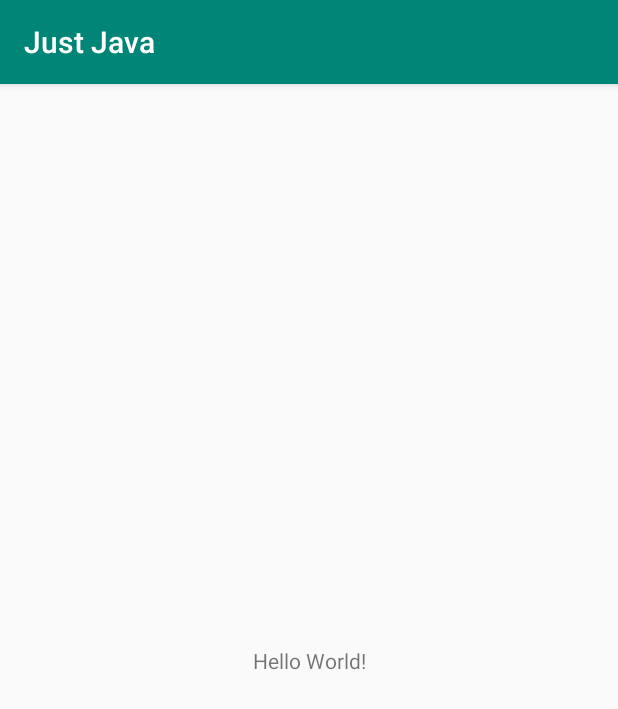
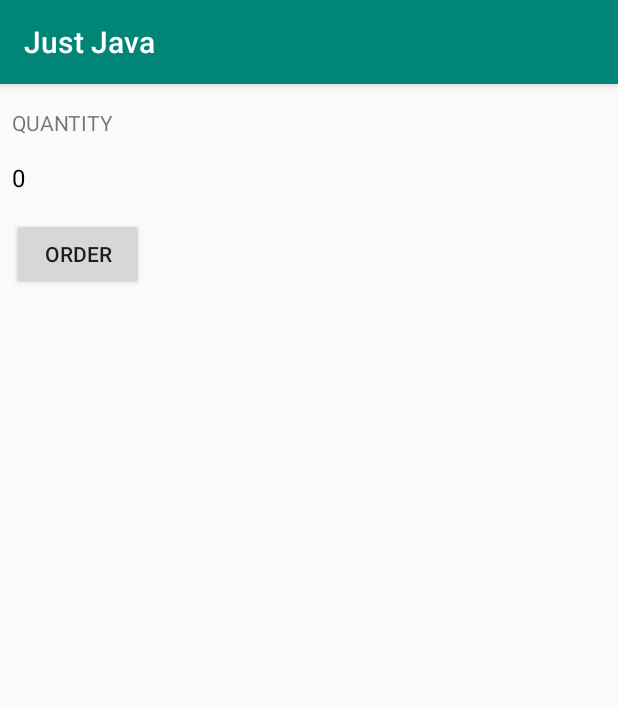
Before and after one commit to foobar167/android, an Android app: the screen it shows after launch (MainActivity), on a phone screen of 412 x 824 dp. Shown: the top 709 px of the screen. Run offline under Robolectric (Android 15) with nearby library versions, the phone set to English and light mode, and no system bars.

Commit message:
Software update

```diff
--- a/02.basics_-_user_input/app/build.gradle
+++ b/02.basics_-_user_input/app/build.gradle
@@ -24,6 +24,6 @@ dependencies {
     implementation 'androidx.appcompat:appcompat:1.1.0'
     implementation 'androidx.constraintlayout:constraintlayout:1.1.3'
     testImplementation 'junit:junit:4.12'
-    androidTestImplementation 'androidx.test:runner:1.2.0'
+    androidTestImplementation 'androidx.test.ext:junit:1.1.0'
     androidTestImplementation 'androidx.test.espresso:espresso-core:3.2.0'
 }
--- a/02.basics_-_user_input/app/src/main/java/com/example/justjava/MainActivity.java
+++ b/02.basics_-_user_input/app/src/main/java/com/example/justjava/MainActivity.java
@@ -1,7 +1,6 @@
 package com.example.justjava;
 
 import androidx.appcompat.app.AppCompatActivity;
-
 import android.os.Bundle;
 
 public class MainActivity extends AppCompatActivity {
--- a/02.basics_-_user_input/app/src/main/res/layout/activity_main.xml
+++ b/02.basics_-_user_input/app/src/main/res/layout/activity_main.xml
@@ -7,12 +7,43 @@
     tools:context=".MainActivity">
 
     <TextView
+        android:id="@+id/text_quantity"
         android:layout_width="wrap_content"
         android:layout_height="wrap_content"
-        android:text="Hello World!"
-        app:layout_constraintBottom_toBottomOf="parent"
+        android:layout_marginStart="8dp"
+        android:layout_marginLeft="8dp"
+        android:layout_marginTop="16dp"
+        android:layout_marginBottom="16dp"
+        android:text="@string/quantity"
+        android:textAllCaps="true"
+        app:layout_constraintBottom_toTopOf="@+id/text_number"
         app:layout_constraintLeft_toLeftOf="parent"
-        app:layout_constraintRight_toRightOf="parent"
         app:layout_constraintTop_toTopOf="parent" />
 
+    <TextView
+        android:id="@+id/text_number"
+        android:layout_width="wrap_content"
+        android:layout_height="wrap_content"
+        android:layout_marginStart="8dp"
+        android:layout_marginLeft="8dp"
+        android:text="@string/number"
+        android:textAllCaps="true"
+        android:textColor="@android:color/black"
+        android:textSize="16sp"
+        app:layout_constraintBottom_toTopOf="@+id/order_button"
+        app:layout_constraintLeft_toLeftOf="parent"
+        app:layout_constraintTop_toBottomOf="@id/text_quantity" />
+
+    <Button
+        android:id="@+id/order_button"
+        android:layout_width="wrap_content"
+        android:layout_height="wrap_content"
+        android:layout_marginStart="8dp"
+        android:layout_marginLeft="8dp"
+        android:layout_marginTop="16dp"
+        android:text="@string/order"
+        android:textAllCaps="true"
+        app:layout_constraintLeft_toLeftOf="parent"
+        app:layout_constraintTop_toBottomOf="@id/text_number" />
+
 </androidx.constraintlayout.widget.ConstraintLayout>
--- a/02.basics_-_user_input/app/src/main/res/values/strings.xml
+++ b/02.basics_-_user_input/app/src/main/res/values/strings.xml
@@ -1,3 +1,6 @@
 <resources>
     <string name="app_name">Just Java</string>
+    <string name="quantity">Quantity</string>
+    <string name="number">0</string>
+    <string name="order">Order</string>
 </resources>
--- a/02.basics_-_user_input/build.gradle
+++ b/02.basics_-_user_input/build.gradle
@@ -7,7 +7,7 @@ buildscript {
 
     }
     dependencies {
-        classpath 'com.android.tools.build:gradle:3.5.0'
+        classpath 'com.android.tools.build:gradle:3.5.1'
 
         // NOTE: Do not place your application dependencies here; they belong
         // in the individual module build.gradle files
```
Also changed, not shown: 02.basics_-_user_input/gradle/wrapper/gradle-wrapper.properties, 1 other file.
